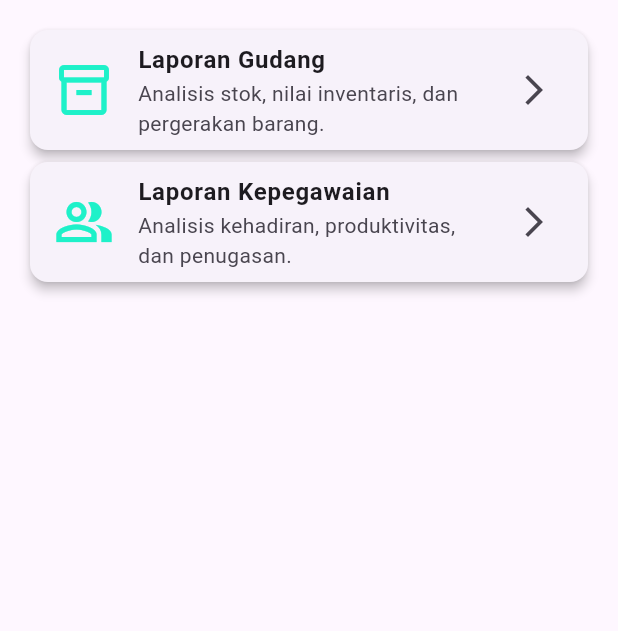
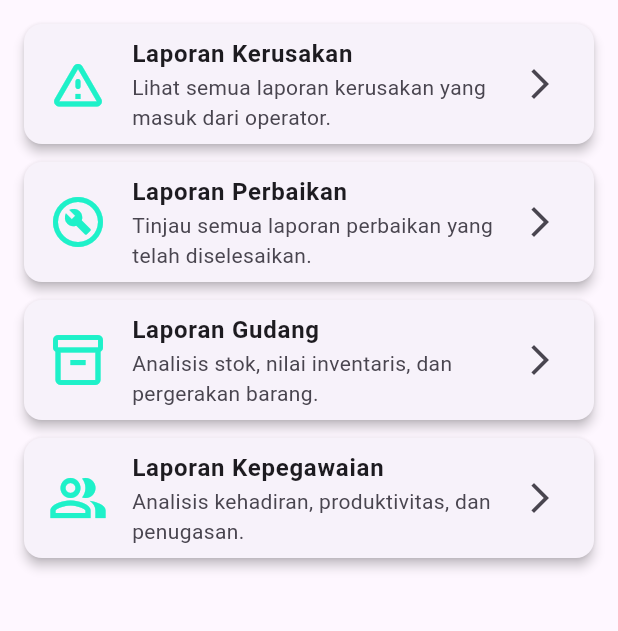
Before and after one commit to Alex16oz/aplikasiflutter1, a Flutter app: the ReportsHubPage screen opened by its route, on a phone screen of 412 x 824 dp, the part 84-715 px from its top. Run offline on Flutter 3.47's test engine with Material 3 defaults, Android fonts, the phone set to English and light mode, and no system bars; our stand-ins replace image_picker, supabase_flutter; accounts and stored records are empty; network calls fail.

Commit message:
vb19 laporan

```diff
--- a/lib/pages/reports_hub_page.dart
+++ b/lib/pages/reports_hub_page.dart
@@ -1,7 +1,8 @@
 // lib/pages/reports_hub_page.dart
 import 'package:flutter/material.dart';
-// Impor halaman baru
+import 'package:testflut1/pages/damage_reports_page.dart';
 import 'package:testflut1/pages/employee_reports_page.dart';
+import 'package:testflut1/pages/repair_reports_page.dart';
 import 'package:testflut1/pages/warehouse_reports_page.dart';
 import '../widgets/app_drawer.dart';
 
@@ -23,6 +24,24 @@ class ReportsHubPage extends StatelessWidget {
         children: [
           _buildReportCard(
             context,
+            title: 'Laporan Kerusakan',
+            subtitle: 'Lihat semua laporan kerusakan yang masuk dari operator.',
+            icon: Icons.warning_amber_rounded,
+            onTap: () {
+              Navigator.pushNamed(context, DamageReportsPage.routeName, arguments: userArgs);
+            },
+          ),
+          _buildReportCard(
+            context,
+            title: 'Laporan Perbaikan',
+            subtitle: 'Tinjau semua laporan perbaikan yang telah diselesaikan.',
+            icon: Icons.build_circle_outlined,
+            onTap: () {
+              Navigator.pushNamed(context, RepairReportsPage.routeName, arguments: userArgs);
+            },
+          ),
+          _buildReportCard(
+            context,
             title: 'Laporan Gudang',
             subtitle: 'Analisis stok, nilai inventaris, dan pergerakan barang.',
             icon: Icons.inventory_2_outlined,
@@ -36,7 +55,6 @@ class ReportsHubPage extends StatelessWidget {
               );
             },
           ),
-          // --- TAMBAHKAN CARD INI ---
           _buildReportCard(
             context,
             title: 'Laporan Kepegawaian',
@@ -52,7 +70,6 @@ class ReportsHubPage extends StatelessWidget {
               );
             },
           ),
-          // --------------------------
         ],
       ),
     );
@@ -66,6 +83,7 @@ class ReportsHubPage extends StatelessWidget {
   }) {
     return Card(
       elevation: 3,
+      margin: const EdgeInsets.only(bottom: 12),
       child: ListTile(
         leading: Icon(icon, size: 40, color: Theme.of(context).primaryColor),
         title: Text(title, style: const TextStyle(fontWeight: FontWeight.bold)),
```
Also changed, not shown: lib/pages/damage_reports_page.dart (+5 -3 lines), lib/pages/repair_reports_page.dart (+5 -3 lines).
